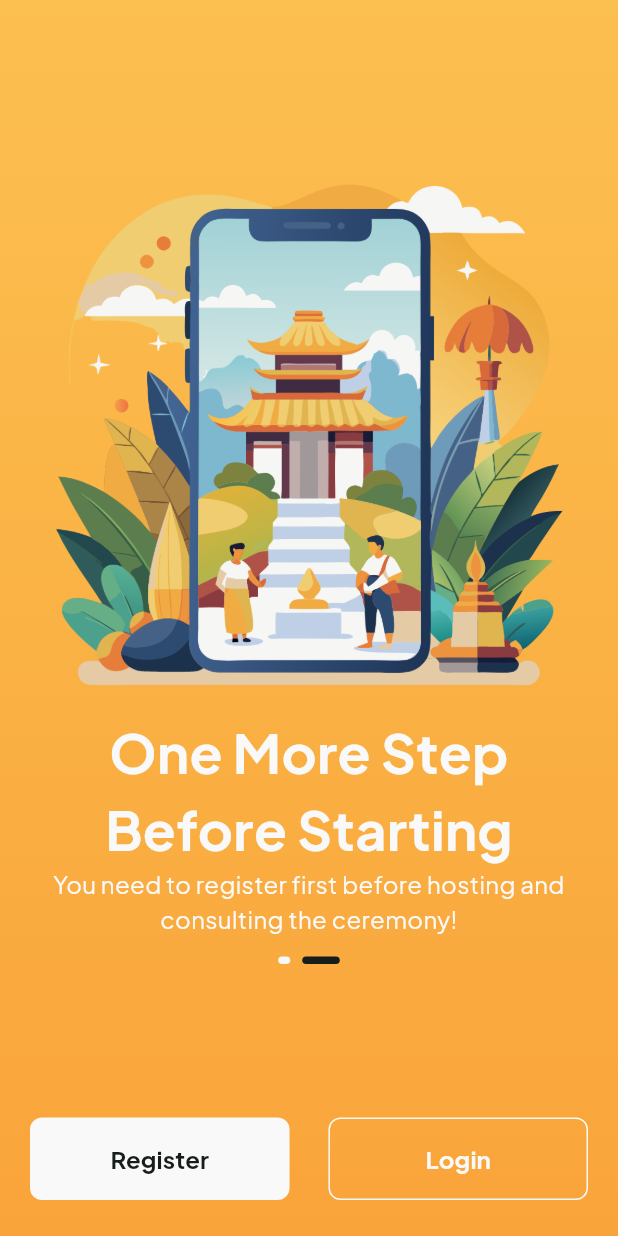
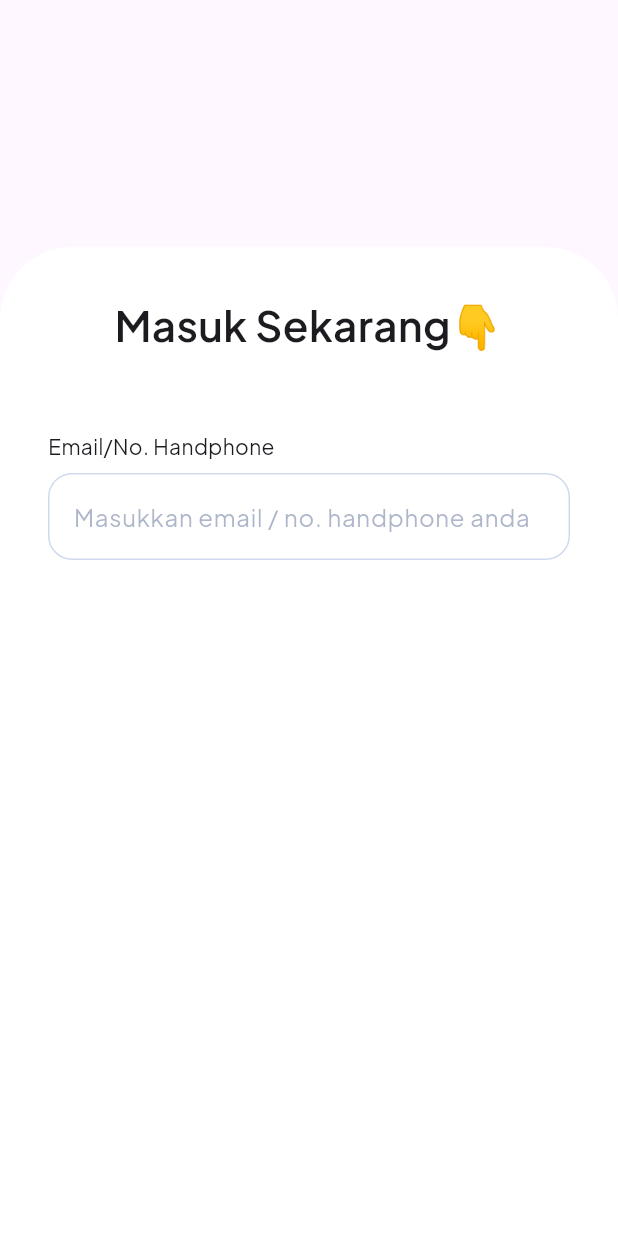
Before and after one commit to griyagedemundeh/mobile_griya_gede_mundeh, a Flutter app: the screen it shows after launch, after a tap on "Next", after a tap on "Login", on a phone screen of 412 x 824 dp. Run offline on Flutter 3.47's test engine with Material 3 defaults, Android fonts, the phone set to English and light mode, and no system bars; drawn by our look-alikes of carousel_slider, sliding_up_panel; our stand-ins replace flutter_hooks, go_router, google_fonts, hooks_riverpod; generated files the repository leaves out were written again.

Commit message:
feat(TGG-108): implement ui login

```diff
--- a/lib/core/constant/colors.dart
+++ b/lib/core/constant/colors.dart
@@ -8,4 +8,5 @@ abstract class AppColors {
   static const Color light1 = Color(0xFFF9F9F9);
   static const Color gray1 = Color(0xFFD0DAEE);
   static const Color gray2 = Color(0xFF5B6E95);
+  static const Color red = Color(0xfffE0000);
 }
--- a/lib/core/constant/dimens.dart
+++ b/lib/core/constant/dimens.dart
@@ -1,4 +1,5 @@
 abstract class AppDimens {
+  static const double paddingMicro = 4.0;
   static const double paddingSmall = 8.0;
   static const double paddingMedium = 16.0;
   static const double paddingLarge = 24.0;
--- a/lib/core/router/routers.dart
+++ b/lib/core/router/routers.dart
@@ -1,4 +1,5 @@
 import 'package:go_router/go_router.dart';
+import 'package:mobile_griya_gede_mundeh/presentation/auth/screens/login_screen.dart';
 import 'package:mobile_griya_gede_mundeh/presentation/home/screens/home_screen.dart';
 import 'package:mobile_griya_gede_mundeh/presentation/onboarding/screens/onboarding_screen.dart';
 import 'package:mobile_griya_gede_mundeh/presentation/splash/screens/splash_screen.dart';
@@ -7,6 +8,8 @@ abstract class Routes {
   static String splash = "/";
   static String home = "/home";
   static String onboarding = "/onboarding";
+  static String login = "/login";
+  static String register = "/register";
 }
 
 abstract class AppRouter {
@@ -22,6 +25,11 @@ abstract class AppRouter {
       builder: (context, state) => const OnboardingScreen(),
     ),
     GoRoute(
+      name: Routes.login,
+      path: Routes.login,
+      builder: (context, state) => const LoginScreen(),
+    ),
+    GoRoute(
       name: Routes.home,
       path: Routes.home,
       builder: (context, state) => const HomeScreen(),
--- /dev/null
+++ b/lib/core/widget/input/text_input.dart
@@ -0,0 +1,177 @@
+import 'package:flutter/material.dart';
+import 'package:mobile_griya_gede_mundeh/core/constant/colors.dart';
+import 'package:mobile_griya_gede_mundeh/core/constant/dimens.dart';
+import 'package:mobile_griya_gede_mundeh/core/constant/font_size.dart';
+
+class TextInput extends StatefulWidget {
+  const TextInput({
+    super.key,
+    required this.controller,
+    this.label,
+    this.placeHolder,
+    this.isEnabled,
+    this.type,
+    this.isPassword,
+    this.isMoney,
+    this.validatorMessage,
+    this.textInputAction,
+    this.onEditingComplete,
+    this.autoFill,
+    this.autoFocus,
+    this.focusNode,
+    this.onChange,
+    this.maxLines,
+    this.minLines,
+    this.isError,
+    this.errorMessage,
+    this.onPasswordTap,
+    this.isPassVisible,
+    this.isRequired,
+    this.readOnly,
+  });
+
+  final TextEditingController controller;
+  final String? label;
+  final String? placeHolder;
+  final bool? isEnabled;
+  final TextInputType? type;
+  final bool? isPassword;
+  final bool? isMoney;
+  final String? validatorMessage;
+  final TextInputAction? textInputAction;
+  final VoidCallback? onEditingComplete;
+  final Iterable<String>? autoFill;
+  final bool? autoFocus;
+  final FocusNode? focusNode;
+  final void Function(String)? onChange;
+  final int? maxLines;
+  final int? minLines;
+  final bool? isError;
+  final String? errorMessage;
+  final VoidCallback? onPasswordTap;
+  final bool? isPassVisible;
+  final bool? isRequired;
+  final bool? readOnly;
+
+  @override
+  State<TextInput> createState() => _TextInputState();
+}
+
+class _TextInputState extends State<TextInput> {
+  @override
+  Widget build(BuildContext context) {
+    return Column(
+      crossAxisAlignment: CrossAxisAlignment.start,
+      children: [
+        Visibility(
+          visible: widget.label != null,
+          child: Row(
+            children: [
+              Text(
+                widget.label ?? "",
+                style: const TextStyle(fontSize: AppFontSizes.bodyMedium),
+              ),
+              Visibility(
+                visible: widget.isRequired == true,
+                child: const Text(
+                  "*",
+                  style: TextStyle(
+                    color: AppColors.red,
+                  ),
+                ),
+              ),
+            ],
+          ),
+        ),
+        const SizedBox(height: AppDimens.marginSmall),
+        Container(
+          padding: widget.isEnabled == false
+              ? null
+              : const EdgeInsets.only(
+                  top: AppDimens.paddingMicro,
+                  bottom: AppDimens.paddingMicro,
+                  left: AppDimens.marginMedium,
+                ),
+          decoration: BoxDecoration(
+            border: Border.all(
+              width: 1,
+              color: widget.isError == true ? AppColors.red : AppColors.gray1,
+            ),
+            borderRadius: const BorderRadius.all(
+              Radius.circular(AppDimens.marginMedium),
+            ),
+          ),
+          child: ClipRRect(
+            borderRadius: const BorderRadius.all(
+              Radius.circular(AppDimens.marginMedium),
+            ),
+            child: TextFormField(
+              autofillHints: widget.autoFill,
+              textInputAction: widget.textInputAction,
+              onEditingComplete: widget.onEditingComplete,
+              focusNode: widget.focusNode,
+              maxLines: widget.maxLines ?? 1,
+              minLines: widget.minLines,
+              onChanged: widget.onChange,
+              readOnly: widget.readOnly ?? false,
+              autofocus: widget.autoFocus ?? false,
+              obscureText: widget.isPassword != null &&
+                  widget.isPassword == true &&
+                  widget.isPassVisible == false,
+              enabled: widget.isEnabled ?? true,
+              controller: widget.controller,
+              cursorColor: AppColors.gray2,
+              keyboardType: widget.type,
+              decoration: InputDecoration(
+                suffixIcon: widget.isError == true
+                    ? const Icon(
+                        Icons.error,
+                        color: AppColors.red,
+                      )
+                    : widget.isPassword != null && widget.isPassword == true
+                        ? GestureDetector(
+                            onTap: widget.onPasswordTap,
+                            child: Icon(
+                              widget.isPassVisible == true
+                                  ? Icons.visibility_off
+                                  : Icons.visibility,
+                              color: AppColors.gray2,
+                            ),
+                          )
+                        : null,
+                contentPadding: widget.isEnabled == false
+                    ? const EdgeInsets.symmetric(
+                        horizontal: AppDimens.marginMedium,
+                        vertical: AppDimens.paddingMicro)
+                    : null,
+                filled: widget.isEnabled == false,
+                fillColor: AppColors.gray2.withOpacity(0.5),
+                border: InputBorder.none,
+                hintText: widget.placeHolder,
+                hintStyle: TextStyle(
+                  color: widget.isEnabled == false
+                      ? AppColors.gray2
+                      : AppColors.gray2.withOpacity(0.5),
+                ),
+              ),
+            ),
+          ),
+        ),
+        widget.isError == true
+            ? Column(
+                children: [
+                  const SizedBox(height: AppDimens.paddingMicro),
+                  Text(
+                    widget.errorMessage ?? "",
+                    style: const TextStyle(
+                      color: AppColors.red,
+                      fontSize: AppFontSizes.bodySmall,
+                    ),
+                  ),
+                ],
+              )
+            : const SizedBox(),
+      ],
+    );
+  }
+}
--- /dev/null
+++ b/lib/presentation/auth/screens/login_screen.dart
@@ -0,0 +1,106 @@
+import 'package:flutter/material.dart';
+import 'package:flutter_hooks/flutter_hooks.dart';
+import 'package:hooks_riverpod/hooks_riverpod.dart';
+import 'package:mobile_griya_gede_mundeh/core/constant/dimens.dart';
+import 'package:mobile_griya_gede_mundeh/core/constant/font_size.dart';
+import 'package:mobile_griya_gede_mundeh/core/widget/input/text_input.dart';
+import 'package:sliding_up_panel/sliding_up_panel.dart';
+
+class LoginScreen extends HookConsumerWidget {
+  const LoginScreen({super.key});
+
+  @override
+  Widget build(BuildContext context, WidgetRef ref) {
+    final double width = MediaQuery.of(context).size.width;
+    final double height = MediaQuery.of(context).size.height;
+
+    final emailPhoneController = useTextEditingController();
+
+    return Scaffold(
+      body: SlidingUpPanel(
+        minHeight: height * 0.8,
+        maxHeight: height,
+        parallaxEnabled: true,
+        parallaxOffset: 0.3,
+        boxShadow: const [
+          BoxShadow(
+            color: Colors.transparent,
+          ),
+        ],
+        borderRadius: const BorderRadius.vertical(
+          top: Radius.circular(AppDimens.iconSizeLarge),
+        ),
+        body: const Center(
+          child: Text("This is the Widget behind the sliding panel"),
+        ),
+        panelBuilder: (sc) {
+          return Column(
+            mainAxisAlignment: MainAxisAlignment.end,
+            children: [
+              Container(
+                padding: EdgeInsets.only(
+                  top: AppDimens.iconSizeMedium,
+                  bottom: height * 0.1,
+                ),
+                height: height,
+                width: width,
+                child: Builder(
+                  builder: (context) {
+                    return Form(
+                      // key: _formKey,
+                      child: Column(
+                        crossAxisAlignment: CrossAxisAlignment.center,
+                        children: [
+                          const Text(
+                            'Masuk Sekarang👇',
+                            style: TextStyle(
+                              fontSize: AppFontSizes.headlineMedium,
+                              fontWeight: FontWeight.w600,
+                            ),
+                          ),
+                          SizedBox(height: height * 0.02),
+                          Expanded(
+                            child: Scrollbar(
+                              controller: sc,
+                              thickness: 5,
+                              child: SingleChildScrollView(
+                                padding: const EdgeInsets.all(
+                                  AppDimens.iconSizeMedium,
+                                ),
+                                child: Column(
+                                  mainAxisAlignment:
+                                      MainAxisAlignment.spaceBetween,
+                                  children: [
+                                    Column(
+                                      crossAxisAlignment:
+                                          CrossAxisAlignment.start,
+                                      children: [
+                                        // First Name
+                                        TextInput(
+                                          controller: emailPhoneController,
+                                          label: 'Email/No. Handphone',
+                                          placeHolder:
+                                              'Masukkan email / no. handphone anda',
+                                        ),
+
+                                        SizedBox(height: height * 0.45),
+                                      ],
+                                    ),
+                                  ],
+                                ),
+                              ),
+                            ),
+                          ),
+                        ],
+                      ),
+                    );
+                  },
+                ),
+              ),
+            ],
+          );
+        },
+      ),
+    );
+  }
+}
--- a/lib/presentation/onboarding/screens/onboarding_screen.dart
+++ b/lib/presentation/onboarding/screens/onboarding_screen.dart
@@ -1,9 +1,11 @@
 import 'package:carousel_slider/carousel_slider.dart';
 import 'package:flutter/material.dart';
+import 'package:go_router/go_router.dart';
 import 'package:mobile_griya_gede_mundeh/core/constant/colors.dart';
 import 'package:mobile_griya_gede_mundeh/core/constant/dimens.dart';
 import 'package:mobile_griya_gede_mundeh/core/constant/font_size.dart';
 import 'package:mobile_griya_gede_mundeh/core/constant/images.dart';
+import 'package:mobile_griya_gede_mundeh/core/router/routers.dart';
 import 'package:mobile_griya_gede_mundeh/core/widget/background/background_gradient_primary.dart';
 import 'package:flutter_gen/gen_l10n/app_localizations.dart';
 import 'package:mobile_griya_gede_mundeh/core/widget/button/primary_button.dart';
@@ -164,7 +166,9 @@ class _OnboardingScreenState extends State<OnboardingScreen> {
                           label: locale?.login ?? '',
                           isMedium: true,
                           isOutline: true,
-                          onTap: () {},
+                          onTap: () {
+                            context.go(Routes.login);
+                          },
                         ),
                       ],
                     ),
--- a/pubspec.yaml
+++ b/pubspec.yaml
@@ -29,6 +29,7 @@ dependencies:
   json_serializable: ^6.8.0
   riverpod_annotation: ^3.0.0-dev.3
   shimmer: ^3.0.0
+  sliding_up_panel: ^2.0.0+1
 
 dev_dependencies:
   build_runner: null
```
Also changed, not shown: pubspec.lock.
